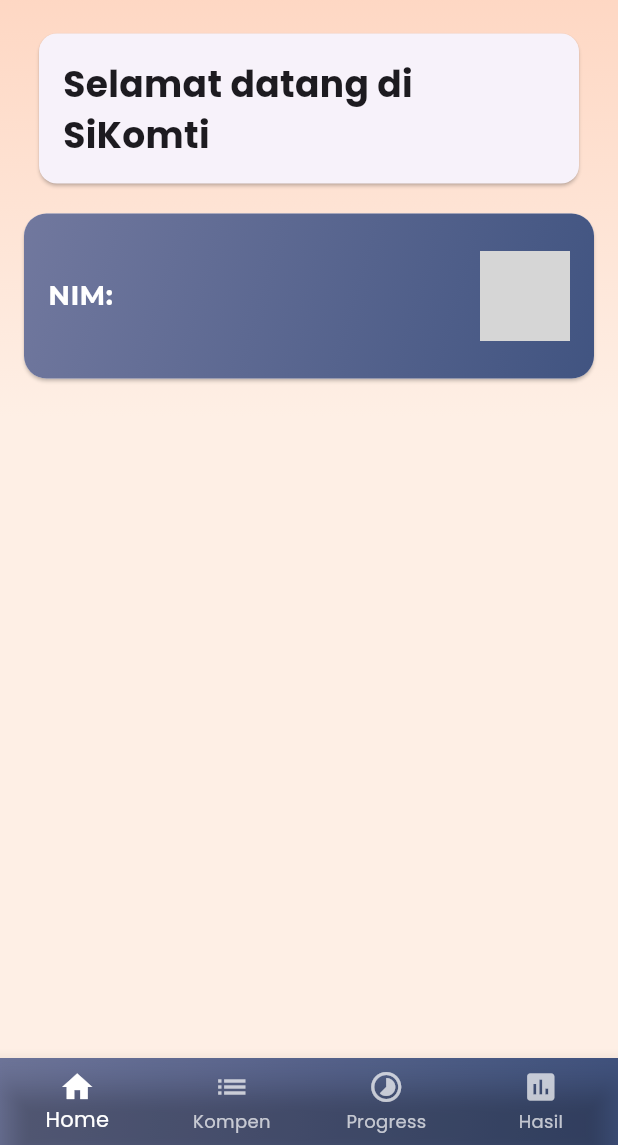
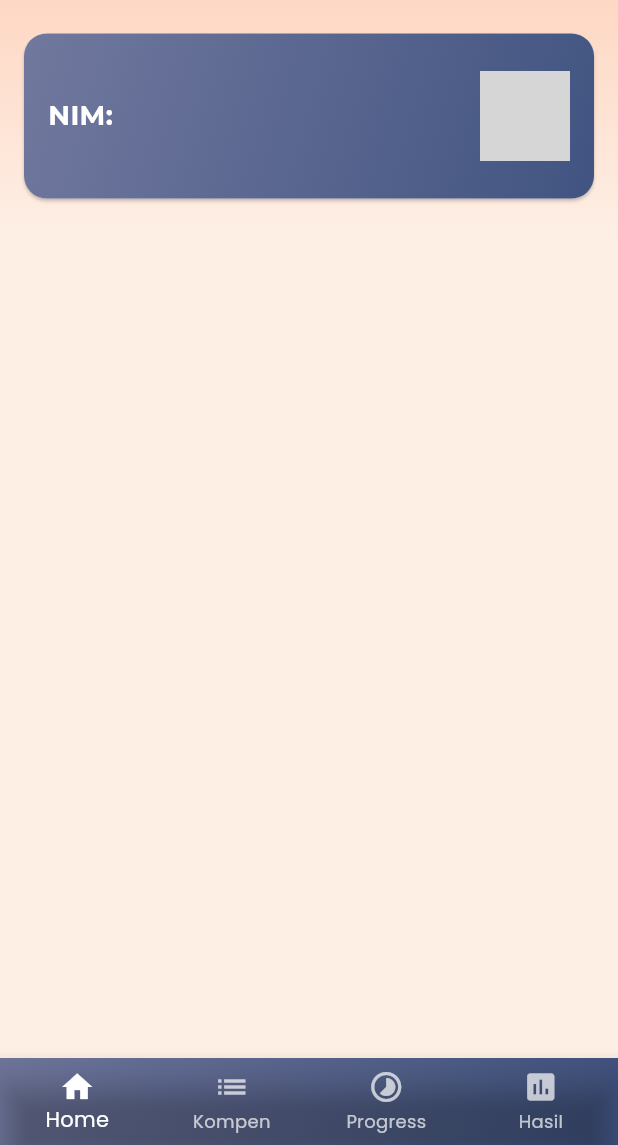
Before and after one commit to aryod24/MobileSiKomti, a Flutter app: the MahasiswaScreen screen opened directly, on a phone screen of 412 x 824 dp, the part 91-1236 px from its top. Run offline on Flutter 3.47's test engine with Material 3 defaults, Android fonts, the phone set to English and light mode, and no system bars; our stand-ins replace dio, file_picker, open_filex, pdf, printing, qr_flutter and 1 more; accounts and stored records are empty; network calls fail; project files that could hold a hidden picture were left out; grey boxes are pictures that could not be loaded.

Commit message:
Update Card Detail Bukti

```diff
--- a/lib/screen/mhs/mahasiswa_screen.dart
+++ b/lib/screen/mhs/mahasiswa_screen.dart
@@ -131,20 +131,6 @@ class HomepageContent extends StatelessWidget {
           crossAxisAlignment: CrossAxisAlignment.start,
           children: [
             SizedBox(height: 1),
-            Card(
-              margin: EdgeInsets.all(10),
-              child: Padding(
-                padding: const EdgeInsets.all(16.0),
-                child: Text(
-                  'Selamat datang di SiKomti',
-                  style: TextStyle(
-                    fontFamily: 'Poppins',
-                    fontSize: 24,
-                    fontWeight: FontWeight.bold,
-                  ),
-                ),
-              ),
-            ),
             ProfilMahasiswa(
               nama: userData['nama'] ?? 'Nama tidak ditemukan',
               ni: userData['ni'] ?? 'NI tidak ditemukan',
```
Also changed, not shown: lib/screen/dosen/progress/checkprogress.dart (+9 -0 lines), lib/screen/mhs/progress/detailbukti.dart (+14 -0 lines).
